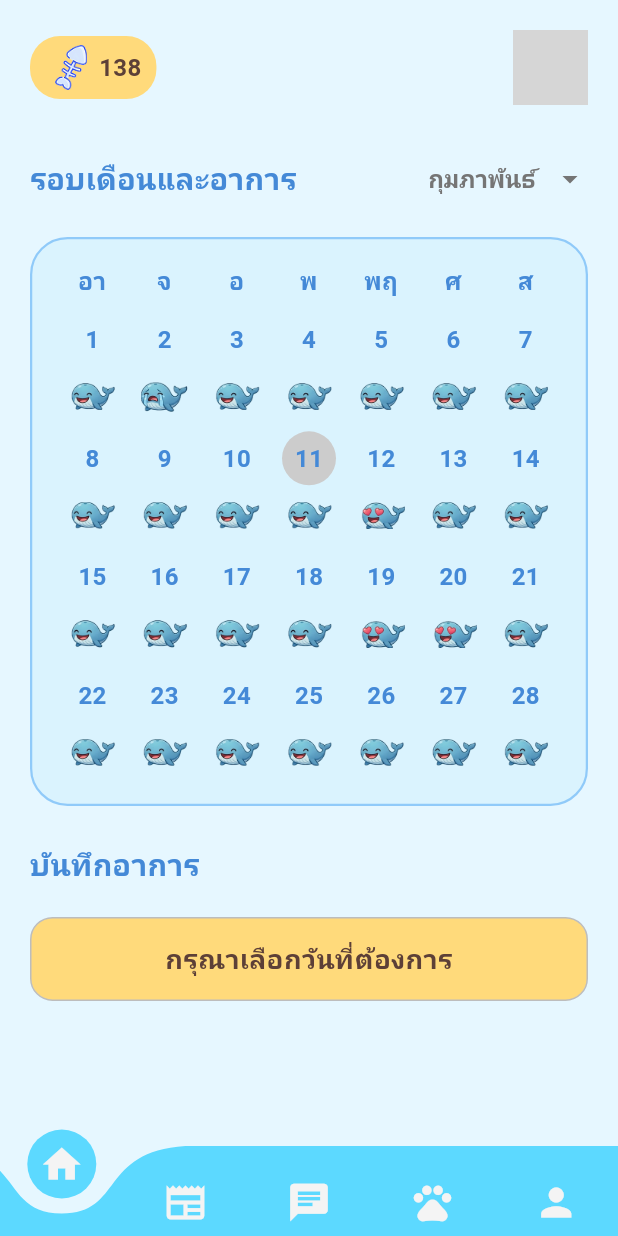
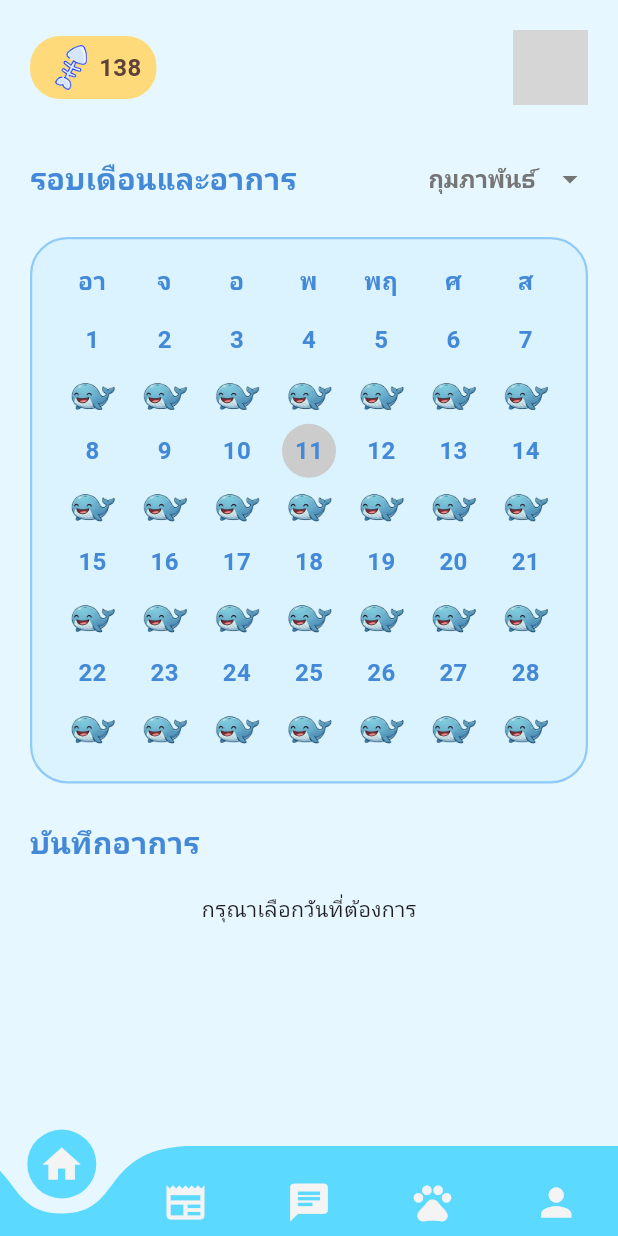
Before and after one commit to punnawat0755-cell/App2, a Flutter app: the screen it shows after launch, on a phone screen of 412 x 824 dp. Run offline on Flutter 3.47's test engine with Material 3 defaults, Android fonts, the phone set to English and light mode, and no system bars; drawn by our look-alikes of curved_navigation_bar; our stand-ins replace get, google_fonts, pod_player, supabase_flutter, video_player; accounts and stored records are empty; network calls fail; Roboto replaces fonts that are missing (Mitr); grey boxes are pictures that could not be loaded.

Commit message:
add action

```diff
--- a/lib/module/home/view/home.dart
+++ b/lib/module/home/view/home.dart
@@ -160,8 +160,8 @@ class _HomePageState extends State<HomePage> {
                   },
                   children: [
                     _buildDailyMissionBanner(),
-                    // _buildClownFishBanner(),
-                    // _buildLoveJobBanner(),
+                    _buildClownFishBanner(),
+                    _buildLoveJobBanner(),
                   ],
                 ),
               ),
--- a/lib/module/profile/view/profile_view.dart
+++ b/lib/module/profile/view/profile_view.dart
@@ -1,5 +1,6 @@
 import 'package:flutter/material.dart';
 import 'package:get/get.dart';
+import 'package:google_fonts/google_fonts.dart';
 
 // ==========================================
 // 1. Controller: จัดการข้อมูลแยกตาม ปี-เดือน-วัน
@@ -11,9 +12,12 @@ class ProfileController extends GetxController {
   var selectedYear = DateTime.now().year.obs;
   var selectedDate = 0.obs;
 
-  final List<int> periodDays = [29, 30, 31];
+  // ข้อมูลที่ "บันทึก" ลงเครื่องแล้วจริงๆ
   var dailyPeriodStatus = <String, bool>{}.obs;
   var dailySymptoms = <String, List<String>>{}.obs;
+
+  // ตัวแปรเก็บสถานะ "ชั่วคราว" ขณะกดปุ่ม (จะยังไม่ขึ้นสีแดงในปฏิทินจนกว่าจะกดบันทึก)
+  var tempPeriodStatus = false.obs;
 
   String get dateKey =>
       "${selectedYear.value}-${selectedMonth.value}-${selectedDate.value}";
@@ -45,12 +49,8 @@ class ProfileController extends GetxController {
     }
   }
 
-  bool getPeriodStatusForSelectedDay() => dailyPeriodStatus[dateKey] ?? true;
+  // ดึงข้อมูลอาการ
   List<String> getSymptomsForSelectedDay() => dailySymptoms[dateKey] ?? [];
-
-  void setPeriodStatus(bool status) {
-    if (selectedDate.value != 0) dailyPeriodStatus[dateKey] = status;
-  }
 
   void toggleSymptom(String symptomName) {
     if (selectedDate.value == 0) return;
@@ -61,16 +61,24 @@ class ProfileController extends GetxController {
     dailySymptoms[dateKey] = currentList;
   }
 
+  // แก้ไขฟังก์ชันบันทึก: ให้นำค่าจาก temp มาใส่ใน daily จริงๆ
   void saveDailyData() {
+    if (selectedDate.value == 0) return;
+
+    dailyPeriodStatus[dateKey] = tempPeriodStatus.value;
+
     Get.snackbar(
       "สำเร็จ",
       "บันทึกเรียบร้อย",
       backgroundColor: const Color(0xFF2C5282),
       colorText: Colors.white,
     );
+
+    if (tempPeriodStatus.value) {
+      showAdviceModal();
+    }
   }
 
-  // --- ฟังก์ชันแสดง Modal คำแนะนำ ---
   void showAdviceModal() {
     Get.dialog(
       Dialog(
@@ -84,35 +92,21 @@ class ProfileController extends GetxController {
           child: Column(
             mainAxisSize: MainAxisSize.min,
             children: [
-              const Text(
+              Text(
                 "แนะนำวิธีการดูแลตัวเองช่วงเป็นประจำเดือน",
                 textAlign: TextAlign.center,
-                style: TextStyle(
+                style: GoogleFonts.mitr(
+                  textStyle: const TextStyle(
                     color: Color(0xFF4489D7),
-                  fontFamily: 'Kanit',
                     fontSize: 16,
                     fontWeight: FontWeight.bold,
                   ),
                 ),
+              ),
               const SizedBox(height: 20),
-              _buildAdviceItem(
-                "-พักผ่อนและขยับกายเบาๆ: นอนหลับให้เพียงพอ และอาจโยคะหรือเดินเล่นเบาๆเพื่อช่วยให้ร่างกายหลั่งสารเอ็นดอร์ฟิน ลดความเครียด",
-              ),
-              _buildAdviceItem(
-                "-รักษาความสะอาด: เปลี่ยนผ้าอนามัยทุก 3-4 ชั่วโมง เพื่อป้องกันความอับชื้นและการสะสมของเชื้อแบคทีเรีย",
-              ),
-              _buildAdviceItem(
-                "-ดื่มน้ำอุ่นและเลี่ยงคาเฟอีน: น้ำอุ่นช่วยให้เลือดไหลเวียนดีขึ้น ส่วนการงดกาแฟหรือชาจะช่วยลดอาการคัดตึงหน้าอกและอาการหงุดหงิด",
-              ),
-              _buildAdviceItem(
-                "-เลือกอาหารย่อยง่าย: เน้นทานผัก ผลไม้ และอาหารที่มีธาตุเหล็ก (เช่น ตับ ไข่แดง) เพื่อทดแทนเลือดที่เสียไป และเลี่ยงอาหารรสจัดที่ทำให้ท้องอืด",
-              ),
-              _buildAdviceItem(
-                "-อาหารที่มีแมกนีเซียมสูง: เช่น กล้วย ถั่ว อัลมอนด์ หรือดาร์กช็อกโกแลต ช่วยลดอาการเกร็งของกล้ามเนื้อและบรรเทาอาการ ปวดท้องได้ดี",
-              ),
-              _buildAdviceItem(
-                "-ผลไม้รสเปรี้ยว: เช่น ส้ม มะนาว หรือเบอร์รี่ มีวิตามินซีสูง ช่วยให้ร่างกายดูดซึมธาตุเหล็กได้ดีขึ้น และช่วยลดอาการเหนื่อยล้า",
-              ),
+              _buildAdviceItem("-พักผ่อนและขยับกายเบาๆ"),
+              _buildAdviceItem("-รักษาความสะอาด เปลี่ยนผ้าอนามัยบ่อยๆ"),
+              _buildAdviceItem("-ดื่มน้ำอุ่นและเลี่ยงคาเฟอีน"),
               const SizedBox(height: 20),
               ElevatedButton(
                 onPressed: () => Get.back(),
@@ -121,16 +115,11 @@ class ProfileController extends GetxController {
                   shape: RoundedRectangleBorder(
                     borderRadius: BorderRadius.circular(25),
                   ),
-                  padding: const EdgeInsets.symmetric(
-                    horizontal: 50,
-                    vertical: 10,
-                  ),
                 ),
                 child: const Text(
                   "ปิด",
                   style: TextStyle(
                     color: Colors.white,
-                    fontSize: 16,
                     fontWeight: FontWeight.bold,
                   ),
                 ),
@@ -148,49 +137,14 @@ class ProfileController extends GetxController {
       child: Text(
         text,
         textAlign: TextAlign.center,
-        style: const TextStyle(
-          color: Color(0xFF4489D7),
-          fontSize: 14,
-          height: 1.4,
-        ),
+        style: const TextStyle(color: Color(0xFF4489D7), fontSize: 14),
       ),
     );
   }
 
-  final Map<int, String> whaleMoods = {
-    1: 'whale_happy',
-    2: 'whale_cry',
-    12: 'whale_love',
-    19: 'whale_love',
-    20: 'whale_love',
-    30: 'whale_love',
-  };
-
   String getWhaleImage(int day) {
-    String? type = whaleMoods[day];
-    if (type == 'whale_love') return 'assets/images/whale_love.png';
-    if (type == 'whale_cry') return 'assets/images/whale_cry.png';
     return 'assets/images/whale_happy.png';
   }
-
-  String getDefaultSymptomImage(String symptomName) {
-    final symptom = symptomsList.firstWhere(
-      (e) => e['name'] == symptomName,
-      orElse: () => {},
-    );
-    return symptom['img'] ?? 'assets/images/thunder 1.png';
-  }
-
-  final List<Map<String, String>> symptomsList = [
-    {'name': 'ปวดท้อง', 'img': 'assets/images/thunder 1.png'},
-    {'name': 'แปรปรวน', 'img': 'assets/images/thunder 2.png'},
-    {'name': 'ท้องอืด', 'img': 'assets/images/thunder 3.png'},
-    {'name': 'ปวดหัวไมเกรน', 'img': 'assets/images/thunder 4.png'},
-    {'name': 'หงุดหงิด', 'img': 'assets/images/thunder 5.png'},
-    {'name': 'เป็นไข้', 'img': 'assets/images/thunder 6.png'},
-    {'name': 'หิวบ่อย', 'img': 'assets/images/thunder 7.png'},
-    {'name': 'สิวขึ้น', 'img': 'assets/images/thunder 8.png'},
-  ];
 }
 
 class ProfilePage extends StatelessWidget {
@@ -208,7 +162,7 @@ class ProfilePage extends StatelessWidget {
           child: Column(
             crossAxisAlignment: CrossAxisAlignment.start,
             children: [
-              // 1. ส่วนหัว
+              // 1. Coins & Header
               Row(
                 mainAxisAlignment: MainAxisAlignment.spaceBetween,
                 children: [
@@ -227,12 +181,6 @@ class ProfilePage extends StatelessWidget {
                           'assets/images/k1.png',
                           width: 35,
                           height: 30,
-                          fit: BoxFit.contain,
-                          errorBuilder: (c, e, s) => const Icon(
-                            Icons.stars,
-                            size: 25,
-                            color: Colors.brown,
-                          ),
                         ),
                         const SizedBox(width: 1),
                         Obx(
@@ -258,16 +206,18 @@ class ProfilePage extends StatelessWidget {
               ),
               const SizedBox(height: 25),
 
-              // 2. เลือกเดือน
+              // 2. Month Selector
               Row(
                 mainAxisAlignment: MainAxisAlignment.spaceBetween,
                 children: [
-                  const Text(
+                  Text(
                     "รอบเดือนและอาการ",
-                    style: TextStyle(
+                    style: GoogleFonts.mitr(
+                      textStyle: const TextStyle(
                         color: Color(0xFF4489D7),
                         fontSize: 20,
                         fontWeight: FontWeight.bold,
+                      ),
                     ),
                   ),
                   Obx(
@@ -279,15 +229,20 @@ class ProfilePage extends StatelessWidget {
                         color: Color(0xFF757575),
                       ),
                       underline: const SizedBox(),
-                      style: const TextStyle(
+                      style: GoogleFonts.mitr(
+                        textStyle: const TextStyle(
                           color: Color(0xFF757575),
                           fontSize: 16,
                           fontWeight: FontWeight.bold,
                         ),
+                      ),
                       onChanged: (val) => controller.changeMonth(val),
                       items: controller.monthNames
                           .map(
-                            (m) => DropdownMenuItem(value: m, child: Text(m)),
+                            (m) => DropdownMenuItem(
+                              value: m,
+                              child: Text(m, style: GoogleFonts.mitr()),
+                            ),
                           )
                           .toList(),
                     ),
@@ -339,8 +294,6 @@ class ProfilePage extends StatelessWidget {
                             const SliverGridDelegateWithFixedCrossAxisCount(
                               crossAxisCount: 7,
                               childAspectRatio: 0.65,
-                              mainAxisSpacing: 5,
-                              crossAxisSpacing: 0,
                             ),
                         itemBuilder: (context, index) {
                           int day = index - controller.firstDayOffset + 1;
@@ -348,76 +301,69 @@ class ProfilePage extends StatelessWidget {
                             return const SizedBox();
 
                           return Obx(() {
+                            String dayKey =
+                                "${controller.selectedYear.value}-${controller.selectedMonth.value}-$day";
                             bool isSelected =
                                 controller.selectedDate.value == day;
                             bool isToday =
                                 controller.today.value == day &&
                                 controller.selectedMonth.value ==
-                                    DateTime.now().month &&
-                                controller.selectedYear.value ==
-                                    DateTime.now().year;
-                            bool isPeriod = controller.periodDays.contains(day);
+                                    DateTime.now().month;
 
-                            BorderRadius periodRadius = BorderRadius.zero;
-                            if (isPeriod) {
-                              if (day == controller.periodDays.first)
-                                periodRadius = const BorderRadius.horizontal(
-                                  left: Radius.circular(20),
-                                );
-                              else if (day == controller.periodDays.last)
-                                periodRadius = const BorderRadius.horizontal(
-                                  right: Radius.circular(20),
-                                );
+                            // เช็คสถานะที่บันทึกแล้วจริงๆ
+                            bool isSavedPeriod =
+                                controller.dailyPeriodStatus[dayKey] ?? false;
+
+                            Color bgColor = Colors.transparent;
+                            Color textColor = const Color(0xFF4489D7);
+
+                            if (isSelected) {
+                              bgColor = const Color(
+                                0xFFFFD348,
+                              ); // เลือกอยู่ -> สีเหลือง
+                            } else if (isSavedPeriod) {
+                              bgColor = const Color(
+                                0xFFF05A42,
+                              ); // บันทึกแล้ว -> สีแดงเข้ม
+                              textColor = Colors.white;
+                            } else if (isToday) {
+                              bgColor = const Color(
+                                0xFFCCCCCC,
+                              ); // วันนี้ -> สีเทา
                             }
 
                             return GestureDetector(
-                              onTap: () => controller.selectedDate.value = day,
-                              behavior: HitTestBehavior.opaque,
+                              onTap: () {
+                                controller.selectedDate.value = day;
+                                // เมื่อเปลี่ยนวัน ให้ดึงค่าที่เคยบันทึกไว้มาใส่ใน temp
+                                controller.tempPeriodStatus.value =
+                                    controller.dailyPeriodStatus[dayKey] ??
+                                    false;
+                              },
                               child: Column(
                                 children: [
-                                  Stack(
-                                    alignment: Alignment.center,
-                                    children: [
-                                      if (isPeriod)
-                                        Container(
-                                          width: double.infinity,
-                                          height: 36,
-                                          decoration: BoxDecoration(
-                                            color: const Color(0xFFFFBCB5),
-                                            borderRadius: periodRadius,
-                                          ),
-                                        ),
                                   Container(
                                     width: 36,
                                     height: 36,
                                     alignment: Alignment.center,
                                     decoration: BoxDecoration(
-                                          color: isSelected
-                                              ? const Color(0xFFFFD348)
-                                              : (isToday
-                                                    ? const Color(0xFFCCCCCC)
-                                                    : Colors.transparent),
+                                      color: bgColor,
                                       shape: BoxShape.circle,
                                     ),
                                     child: Text(
                                       "$day",
-                                          style: const TextStyle(
-                                            color: Color(0xFF4489D7),
+                                      style: TextStyle(
+                                        color: textColor,
                                         fontWeight: FontWeight.bold,
                                         fontSize: 16,
                                       ),
                                     ),
-                                      ),
-                                    ],
                                   ),
                                   const SizedBox(height: 4),
                                   Image.asset(
                                     controller.getWhaleImage(day),
                                     width: 32,
                                     height: 32,
-                                    fit: BoxFit.contain,
-                                    errorBuilder: (c, e, s) =>
-                                        const SizedBox(height: 32),
                                   ),
                                 ],
                               ),
@@ -432,43 +378,27 @@ class ProfilePage extends StatelessWidget {
               const SizedBox(height: 25),
 
               // 4. บันทึกอาการ
-              const Text(
+              Text(
                 "บันทึกอาการ",
-                style: TextStyle(
+                style: GoogleFonts.mitr(
+                  textStyle: const TextStyle(
                     color: Color(0xFF4489D7),
                     fontSize: 20,
                     fontWeight: FontWeight.bold,
                   ),
                 ),
+              ),
               const SizedBox(height: 20),
-
               Obx(() {
-                if (controller.selectedDate.value == 0) {
-                  return Container(
-                    width: double.infinity,
-                    padding: const EdgeInsets.symmetric(vertical: 14),
-                    decoration: BoxDecoration(
-                      color: const Color(0xFFFFDA7B),
-                      borderRadius: BorderRadius.circular(15),
-                      border: Border.all(color: Colors.grey.shade400),
-                    ),
-                    child: const Text(
-                      "กรุณาเลือกวันที่ต้องการ",
-                      textAlign: TextAlign.center,
-                      style: TextStyle(
-                        color: Color(0xFF5D4037),
-                        fontSize: 18,
-                        fontWeight: FontWeight.bold,
-                      ),
-                    ),
-                  );
-                }
+                if (controller.selectedDate.value == 0)
+                  return const Center(child: Text("กรุณาเลือกวันที่ต้องการ"));
 
                 return Column(
                   children: [
                     Row(
                       mainAxisAlignment: MainAxisAlignment.center,
                       children: [
+                        // ปุ่มสถานะ: กดแล้วเปลี่ยนเป็นฟ้า (temp)
                         _buildStatusButton(
                           controller,
                           "เป็นประจำเดือน",
@@ -485,12 +415,13 @@ class ProfilePage extends StatelessWidget {
                       ],
                     ),
                     const SizedBox(height: 30),
+                    // ... Wrap อาการ (ส่วนเดิม) ...
                     Wrap(
                       spacing: 15,
                       runSpacing: 20,
                       alignment: WrapAlignment.center,
                       children: controller.symptomsList.map((item) {
-                        bool isSelected = controller
+                        bool isSymptomSelected = controller
                             .getSymptomsForSelectedDay()
                             .contains(item['name']);
                         return GestureDetector(
@@ -502,14 +433,14 @@ class ProfilePage extends StatelessWidget {
                                 height: 70,
                                 padding: const EdgeInsets.all(10),
                                 decoration: BoxDecoration(
-                                  color: isSelected
+                                  color: isSymptomSelected
                                       ? const Color(0xFFA6E3F9)
                                       : const Color(
                                           0xFFFFDA7B,
                                         ).withOpacity(0.8),
                                   borderRadius: BorderRadius.circular(15),
                                   border: Border.all(
-                                    color: isSelected
+                                    color: isSymptomSelected
                                         ? const Color(0xFF4489D7)
                                         : Colors.black12,
                                     width: 1.5,
@@ -518,12 +449,6 @@ class ProfilePage extends StatelessWidget {
                                 child: Image.asset(
                                   item['img']!,
                                   fit: BoxFit.contain,
-                                  errorBuilder: (c, e, s) => Image.asset(
-                                    controller.getDefaultSymptomImage(
-                                      item['name']!,
-                                    ),
-                                    fit: BoxFit.contain,
-                                  ),
                                 ),
                               ),
                               const SizedBox(height: 8),
@@ -544,13 +469,7 @@ class ProfilePage extends StatelessWidget {
                     Align(
                       alignment: Alignment.centerRight,
                       child: ElevatedButton(
-                        onPressed: () {
-                          controller.saveDailyData();
-                          if (controller.getPeriodStatusForSelectedDay() ==
-                              true) {
-                            controller.showAdviceModal();
-                          }
-                        },
+                        onPressed: () => controller.saveDailyData(),
                         style: ElevatedButton.styleFrom(
                           backgroundColor: const Color(0xFF2C5282),
                           shape: RoundedRectangleBorder(
@@ -569,7 +488,6 @@ class ProfilePage extends StatelessWidget {
                   ],
                 );
               }),
-              const SizedBox(height: 40),
             ],
           ),
         ),
@@ -581,25 +499,28 @@ class ProfilePage extends StatelessWidget {
     ProfileController controller,
     String title,
     Color activeColor,
-    bool isPeriodTab,
+    bool isPeriodValue,
   ) {
     return Obx(() {
-      bool isSelected =
-          controller.getPeriodStatusForSelectedDay() == isPeriodTab;
+      // เช็คจาก temp เพื่อให้กดแล้วเปลี่ยนเป็นสีฟ้าทันที
+      bool isSelected = controller.tempPeriodStatus.value == isPeriodValue;
       return GestureDetector(
-        onTap: () => controller.setPeriodStatus(isPeriodTab),
+        onTap: () => controller.tempPeriodStatus.value = isPeriodValue,
         child: Container(
           width: Get.width * 0.42,
           padding: const EdgeInsets.symmetric(vertical: 12),
           decoration: BoxDecoration(
             color: isSelected ? activeColor : Colors.white,
             borderRadius: BorderRadius.circular(15),
-            border: Border.all(color: const Color(0xFF757575), width: 1.5),
-            boxShadow: [
+            border: Border.all(
+              color: isSelected ? activeColor : const Color(0xFF757575),
+              width: 1.5,
+            ),
+            boxShadow: const [
               BoxShadow(
                 color: Colors.black12,
                 blurRadius: 4,
-                offset: const Offset(0, 4),
+                offset: Offset(0, 4),
               ),
             ],
           ),
```
Also changed, not shown: s4png.png (deleted), s5.png (deleted), s6.png (deleted), s7.png (deleted), s8.png (deleted), s9.png (deleted). Lines whose indentation alone changed are shown as unchanged.
